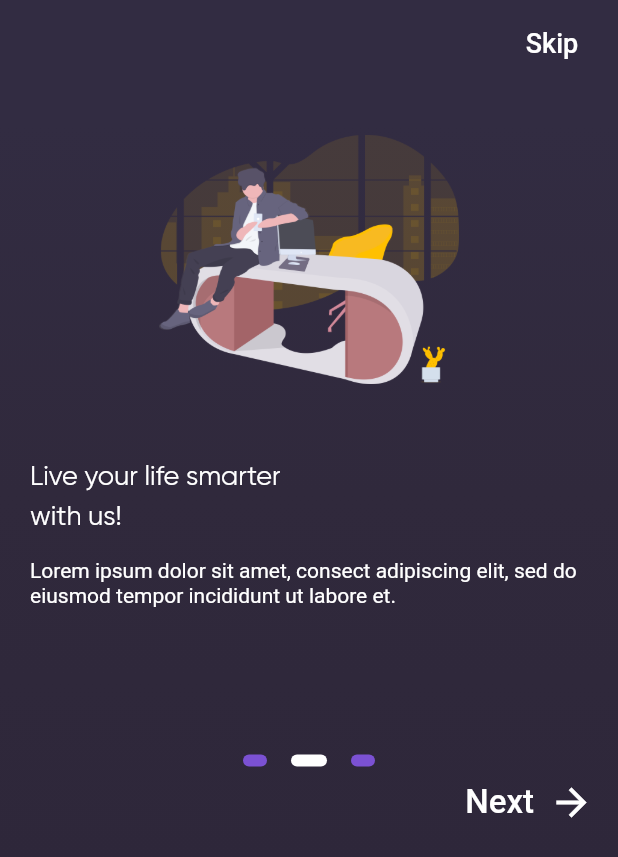
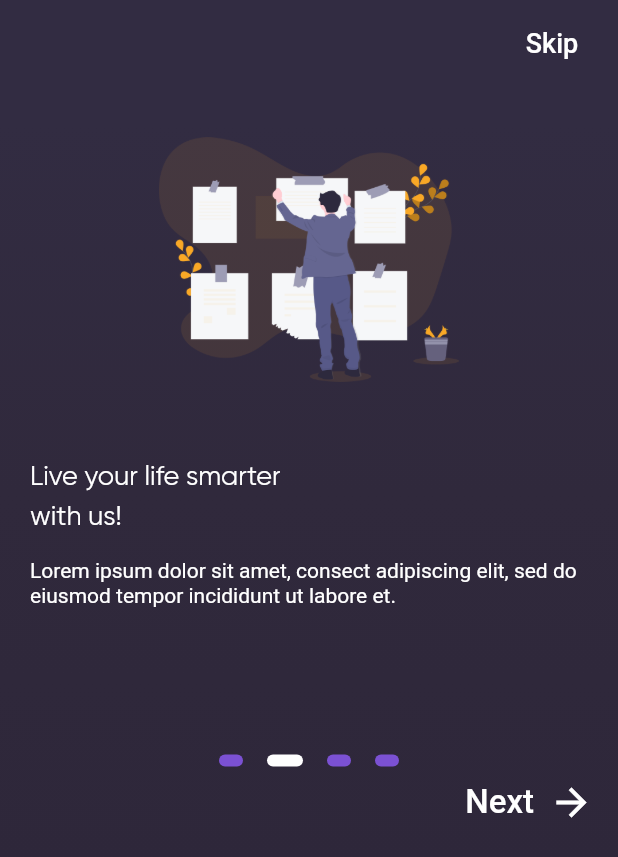
Before and after one commit to occn8/Draft_IT, a Flutter app: the screen it shows after launch, swiped to page 2, on a phone screen of 412 x 824 dp. Shown: the top 857 px of the screen. Run offline on Flutter 3.47's test engine with Material 2 defaults, Android fonts, the phone set to English and light mode, and no system bars; our stand-ins replace charts_flutter, google_fonts, shared_preferences, sqflite; missing offline and left inert: dart:ffi; accounts and stored records are empty.

Commit message:
onboarding-gud

```diff
--- a/lib/screens/onboarding.dart
+++ b/lib/screens/onboarding.dart
@@ -8,22 +8,32 @@ class OnboardingScreen extends StatefulWidget {
 }
 
 class _OnboardingScreenState extends State<OnboardingScreen> {
-  final int _numPages = 3;
+  final int _numPages = 4;
   final PageController _pageController = PageController(initialPage: 0);
   int _currentPage = 0;
 
   List<Widget> _buildPageIndicator() {
     List<Widget> list = [];
     for (int i = 0; i < _numPages; i++) {
-      list.add(i == _currentPage ? _indicator(true) : _indicator(false));
+      list.add(i == _currentPage
+          ? _indicator(true, () {
+              _pageController.animateToPage(i,
+                  duration: Duration(milliseconds: 300),
+                  curve: Curves.bounceIn);
+            })
+          : _indicator(false, () {
+              _pageController.animateToPage(i,
+                  duration: Duration(milliseconds: 300),
+                  curve: Curves.bounceIn);
+            }));
     }
     return list;
   }
 
-  Widget _indicator(
-    bool isActive,
-  ) {
-    return AnimatedContainer(
+  Widget _indicator(bool isActive, Function ontap) {
+    return InkWell(
+      onTap: ontap,
+      child: AnimatedContainer(
         duration: Duration(milliseconds: 150),
         margin: EdgeInsets.symmetric(horizontal: 8.0),
         height: 8.0,
@@ -31,6 +41,7 @@ class _OnboardingScreenState extends State<OnboardingScreen> {
         decoration: BoxDecoration(
           color: isActive ? Colors.white : Color(0xFF7B51D3),
           borderRadius: BorderRadius.all(Radius.circular(12)),
+        ),
       ),
     );
   }
@@ -58,12 +69,18 @@ class _OnboardingScreenState extends State<OnboardingScreen> {
             child: Padding(
               padding: EdgeInsets.symmetric(vertical: 5.0),
               child: ListView(
-                // crossAxisAlignment: CrossAxisAlignment.stretch,
                 children: <Widget>[
                   Container(
                     alignment: Alignment.centerRight,
                     child: FlatButton(
-                      onPressed: () => print('Skip'),
+                      onPressed: () {
+                         _pageController.animateToPage(3,
+                          duration: Duration(milliseconds: 300),
+                          curve: Curves.bounceIn);
+                          setState(() {
+                            _currentPage=3;
+                          });
+                      },
                       child: Text(
                         'Skip',
                         style: TextStyle(
@@ -92,7 +109,7 @@ class _OnboardingScreenState extends State<OnboardingScreen> {
                               Center(
                                 child: Image(
                                   image: AssetImage(
-                                    'assets/images/onboarding2.png',
+                                    'assets/images/ideas_flow.png',
                                   ),
                                   height: 200.0,
                                   // width: 200.0,
@@ -119,7 +136,7 @@ class _OnboardingScreenState extends State<OnboardingScreen> {
                               Center(
                                 child: Image(
                                   image: AssetImage(
-                                    'assets/images/onboarding1.png',
+                                    'assets/images/taking_notes.png',
                                   ),
                                   height: 200.0,
                                   width: 200.0,
@@ -146,7 +163,7 @@ class _OnboardingScreenState extends State<OnboardingScreen> {
                               Center(
                                 child: Image(
                                   image: AssetImage(
-                                    'assets/images/onboarding0.png',
+                                    'assets/images/task.png',
                                   ),
                                   height: 200.0,
                                   width: 200.0,
@@ -155,6 +172,33 @@ class _OnboardingScreenState extends State<OnboardingScreen> {
                               SizedBox(height: 10.0),
                               Text(
                                 'Get a new experience\nof imagination',
+                                style: kTitleStyle,
+                              ),
+                              SizedBox(height: 8.0),
+                              Text(
+                                'Lorem ipsum dolor sit amet, consect adipiscing elit, sed do eiusmod tempor incididunt ut labore et.',
+                                style: kSubtitleStyle,
+                              ),
+                            ],
+                          ),
+                        ),
+                        Padding(
+                          padding: EdgeInsets.all(20.0),
+                          child: Column(
+                            crossAxisAlignment: CrossAxisAlignment.start,
+                            children: <Widget>[
+                              Center(
+                                child: Image(
+                                  image: AssetImage(
+                                    'assets/images/fresh_notification.png',
+                                  ),
+                                  height: 200.0,
+                                  width: 200.0,
+                                ),
+                              ),
+                              SizedBox(height: 10.0),
+                              Text(
+                                'Get fresh notification experiences',
                                 style: kTitleStyle,
                               ),
                               SizedBox(height: 8.0),
```
Lines whose indentation alone changed are shown as unchanged.
